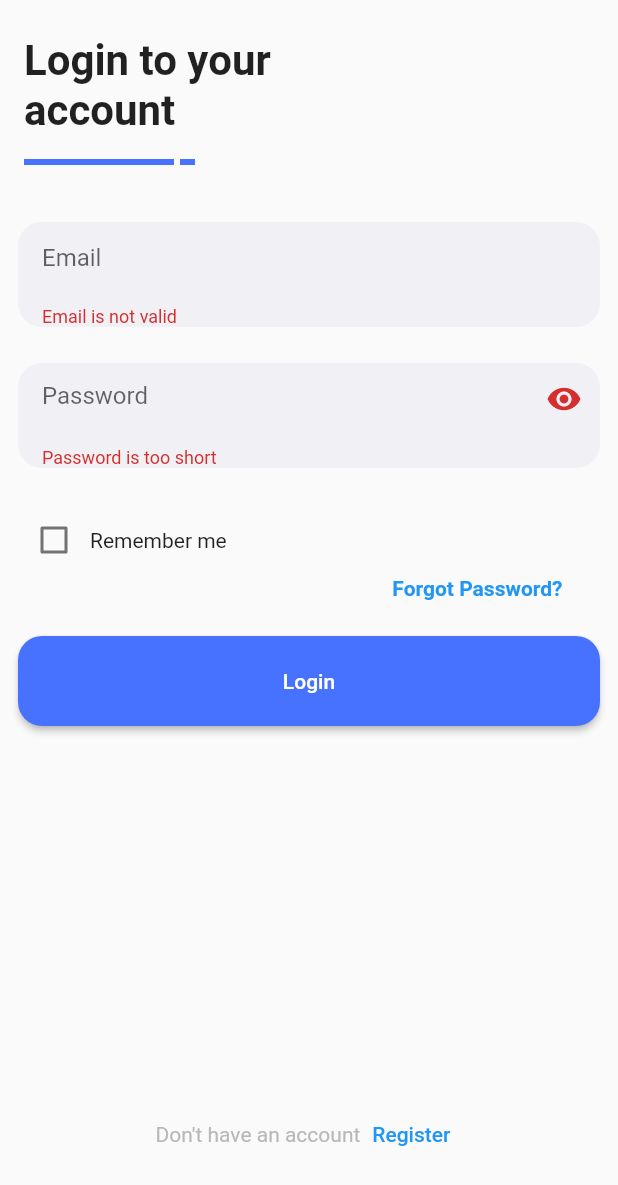
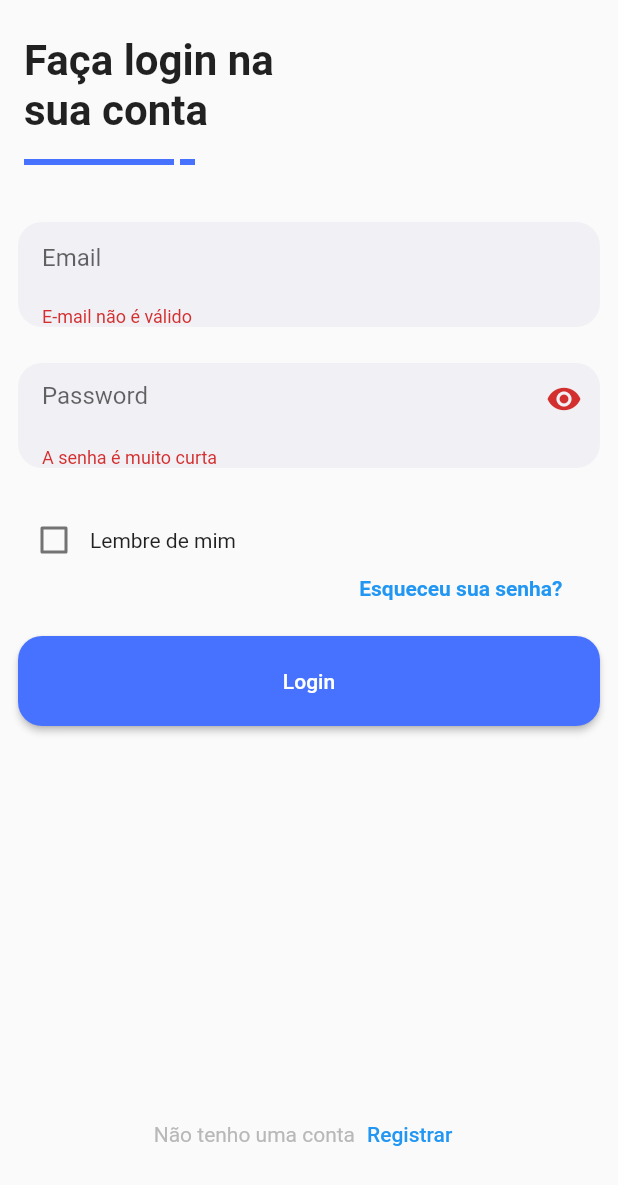
Before and after one commit to snntxjunior/To-Do-List-AVF-PT2, a Flutter app: the screen it shows after launch, after a tap on "Login", on a phone screen of 412 x 824 dp. Shown: the top 1185 px of the screen. Run offline on Flutter 3.47's test engine with Material 2 defaults, Android fonts, the phone set to English and light mode, and no system bars; our stand-ins replace firebase_analytics, firebase_auth, firebase_core; accounts and stored records are empty.

Commit message:
login_page.dart

```diff
--- a/lib/pages/login_page.dart
+++ b/lib/pages/login_page.dart
@@ -21,7 +21,7 @@ class _LoginPage extends State<LoginPage> {
   @override
   Widget build(BuildContext context) {
     return Scaffold(
-      appBar: CustomAppBar(title: "Login to your account"),
+      appBar: CustomAppBar(title: "Faça login na sua conta"),
       body: Container(
         padding: EdgeInsets.symmetric(horizontal: 12, vertical: 12),
         child: Form(
@@ -39,7 +39,7 @@ class _LoginPage extends State<LoginPage> {
                   bool emailValid = RegExp(
                           r"^[a-zA-Z0-9.a-zA-Z0-9.!#$%&'*+-/=?^_`{|}~]+@[a-zA-Z0-9]+\.[a-zA-Z]+")
                       .hasMatch(email);
-                  return emailValid ? null : "Email is not valid";
+                  return emailValid ? null : "E-mail não é válido";
                 },
               ),
               SizedBox(height: 24),
@@ -53,13 +53,13 @@ class _LoginPage extends State<LoginPage> {
                     return null;
                   }
                   if (password.length < 6) {
-                    return "Password is too short";
+                    return "A senha é muito curta";
                   }
                 },
               ),
               SizedBox(height: 24),
               CustomCheckbox(
-                labelText: "Remember me",
+                labelText: "Lembre de mim",
                 value: _rememberMeChecked,
                 onChanged: (checked) =>
                     setState(() => _rememberMeChecked = checked ?? false),
@@ -84,7 +84,7 @@ class _LoginPage extends State<LoginPage> {
                         );
                       },
                       child: Text(
-                        'Forgot Password?',
+                        'Esqueceu sua senha?',
                         style: TextStyle(
                           color: Colors.blue,
                           fontWeight: FontWeight.bold,
@@ -112,13 +112,13 @@ class _LoginPage extends State<LoginPage> {
                         ScaffoldMessenger.of(context).showSnackBar(
                           SnackBar(
                               content:
-                                  Text('Failed to auth: ${exception.message}')),
+                                  Text('Falha na autenticação: ${exception.message}')),
                         );
                       } else {
                         ScaffoldMessenger.of(context).showSnackBar(
                           SnackBar(
                               content:
-                                  Text('Unhandled auth error ${exception}')),
+                                  Text('Erro de autenticação não tratado ${exception}')),
                         );
                       }
                     });
@@ -133,13 +133,13 @@ class _LoginPage extends State<LoginPage> {
                 mainAxisSize: MainAxisSize.max,
                 children: [
                   Text(
-                    "Don't have an account",
+                    "Não tenho uma conta",
                     style: TextStyle(
                       color: Color(0xFFb8b8b8),
                     ),
                   ),
                   TextButton(
-                    child: Text("Register"),
+                    child: Text("Registrar"),
                     onPressed: () =>
                         {Navigator.of(context).pushNamed("/register")},
                   ),
```
